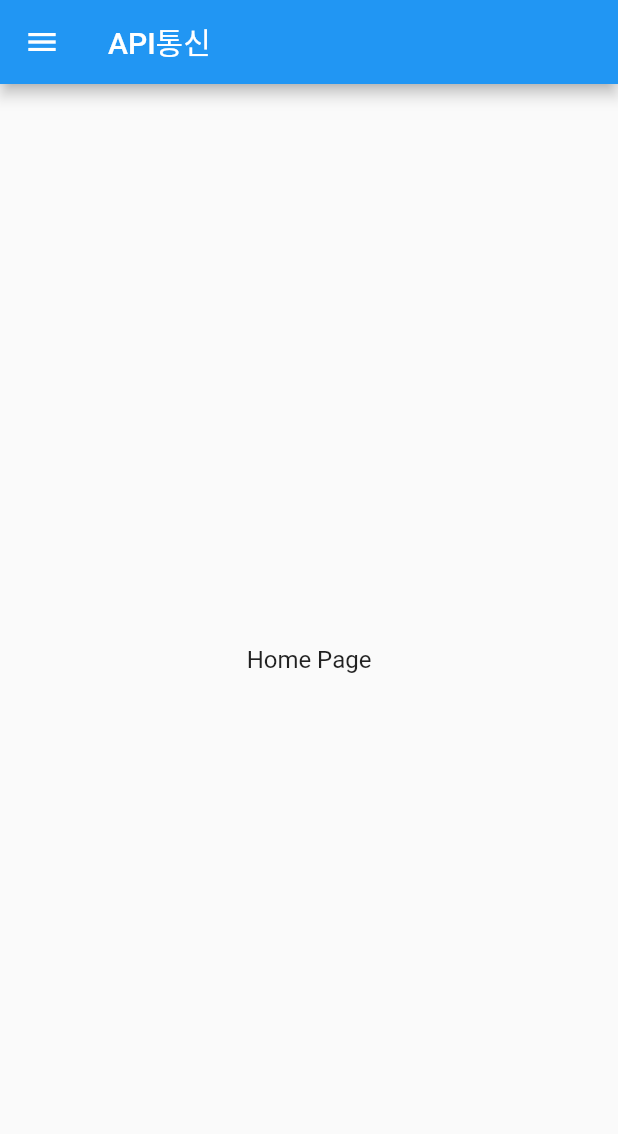
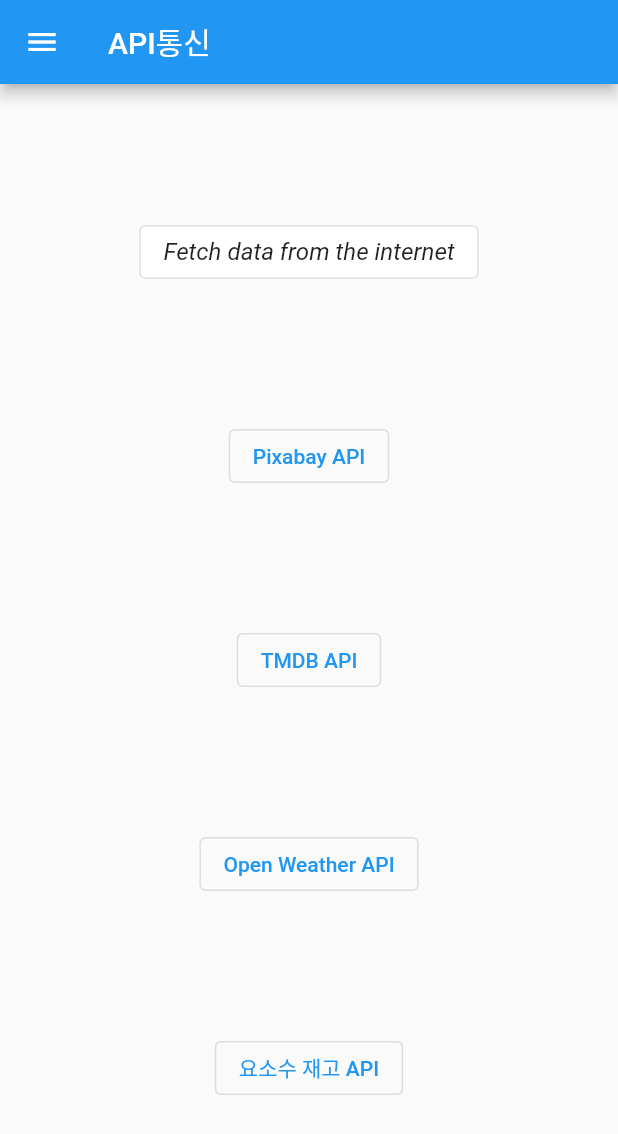
Before and after one commit to ilonelife/api_exe, a Flutter app: the screen it shows after launch, on a phone screen of 412 x 824 dp. Shown: the top 1134 px of the screen. Run offline on Flutter 3.47's test engine with Material 2 defaults, Android fonts, the phone set to English and light mode, and no system bars.

```diff
--- a/lib/ui/home_page.dart
+++ b/lib/ui/home_page.dart
@@ -1,5 +1,7 @@
 import 'package:api_exe/ui/pixabay_page.dart';
 import 'package:flutter/material.dart';
+
+import 'movie_page.dart';
 
 class HomePage extends StatefulWidget {
   const HomePage({Key? key}) : super(key: key);
@@ -40,13 +42,13 @@ class _HomePageState extends State<HomePage> {
               ),
             ),
             ListTile(
-              leading: Icon(Icons.image_outlined),
+              leading: const Icon(Icons.image_outlined),
               title: const Text(
                 'pixabay',
                 style: TextStyle(fontWeight: FontWeight.bold, fontSize: 16),
               ),
-              subtitle: Text('사진 검색 API'),
-              trailing: Icon(Icons.chevron_right_outlined),
+              subtitle: const Text('사진 검색 API'),
+              trailing: const Icon(Icons.chevron_right_outlined),
               onTap: () {
                 Navigator.push(
                     context,
@@ -56,15 +58,20 @@ class _HomePageState extends State<HomePage> {
               },
             ),
             ListTile(
-              leading: Icon(Icons.live_tv_outlined),
+              leading: const Icon(Icons.live_tv_outlined),
               title: const Text(
                 'TMDB',
                 style: TextStyle(fontWeight: FontWeight.bold, fontSize: 16),
               ),
-              subtitle: Text('영화 검색 API'),
-              trailing: Icon(Icons.chevron_right_outlined),
+              subtitle: const Text('영화 검색 API'),
+              trailing: const Icon(Icons.chevron_right_outlined),
               onTap: () {
-                Navigator.pop(context);
+                Navigator.push(
+                  context,
+                  MaterialPageRoute(
+                    builder: (context) => MoviePage(),
+                  ),
+                );
               },
             ),
             ListTile(
@@ -79,16 +86,55 @@ class _HomePageState extends State<HomePage> {
                 Navigator.pop(context);
               },
             ),
+            ListTile(
+              leading: Icon(Icons.local_gas_station_outlined),
+              title: const Text(
+                '요소수',
+                style: TextStyle(fontWeight: FontWeight.bold, fontSize: 16),
+              ),
+              subtitle: Text('요소수 재고 공공 API'),
+              trailing: Icon(Icons.chevron_right_outlined),
+              onTap: () {
+                Navigator.pop(context);
+              },
+            ),
           ],
         ),
       ),
       appBar: AppBar(
-        title: Text('API통신'),
+        title: const Text('API통신'),
       ),
-      body: const Center(
-        child: Text(
-          'Home Page',
-          style: TextStyle(fontSize: 16),
+      body: Center(
+        child: Column(
+          mainAxisAlignment: MainAxisAlignment.spaceEvenly,
+          crossAxisAlignment: CrossAxisAlignment.center,
+          children: [
+            OutlinedButton(
+              child: Text('Fetch data from the internet'),
+              style: OutlinedButton.styleFrom(
+                  primary: Colors.black87,
+                  backgroundColor: Colors.white,
+                  textStyle:
+                      TextStyle(fontSize: 16, fontStyle: FontStyle.italic)),
+              onPressed: () {},
+            ),
+            OutlinedButton(
+              onPressed: () {},
+              child: Text('Pixabay API'),
+            ),
+            OutlinedButton(
+              onPressed: () {},
+              child: Text('TMDB API'),
+            ),
+            OutlinedButton(
+              onPressed: () {},
+              child: Text('Open Weather API'),
+            ),
+            OutlinedButton(
+              onPressed: () {},
+              child: Text('요소수 재고 API'),
+            ),
+          ],
         ),
       ),
     );
--- a/pubspec.yaml
+++ b/pubspec.yaml
@@ -35,6 +35,7 @@ dependencies:
   # Use with the CupertinoIcons class for iOS style icons.
   cupertino_icons: ^1.0.2
   http: ^0.13.4
+  flutter_staggered_grid_view: ^0.5.1
 
 dev_dependencies:
   flutter_test:
```
Also changed, not shown: lib/data/movie_api.dart (added, +23 -0 lines), lib/model/movie.dart (added, +74 -0 lines), lib/model/pixabay.dart (+0 -29 lines), lib/ui/detail_page.dart (added, +125 -0 lines), lib/ui/movie_page.dart (added, +153 -0 lines), lib/ui/pixabay_page.dart (+26 -7 lines), lib/ui/tmdb_page.dart (deleted), pubspec.lock.
